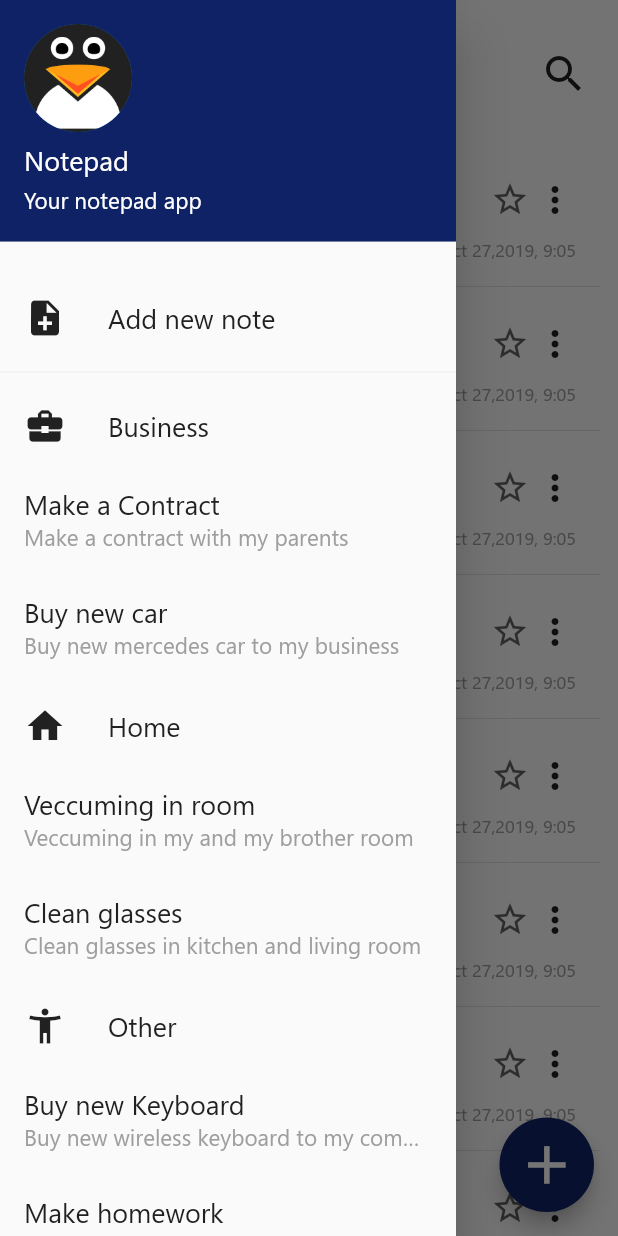
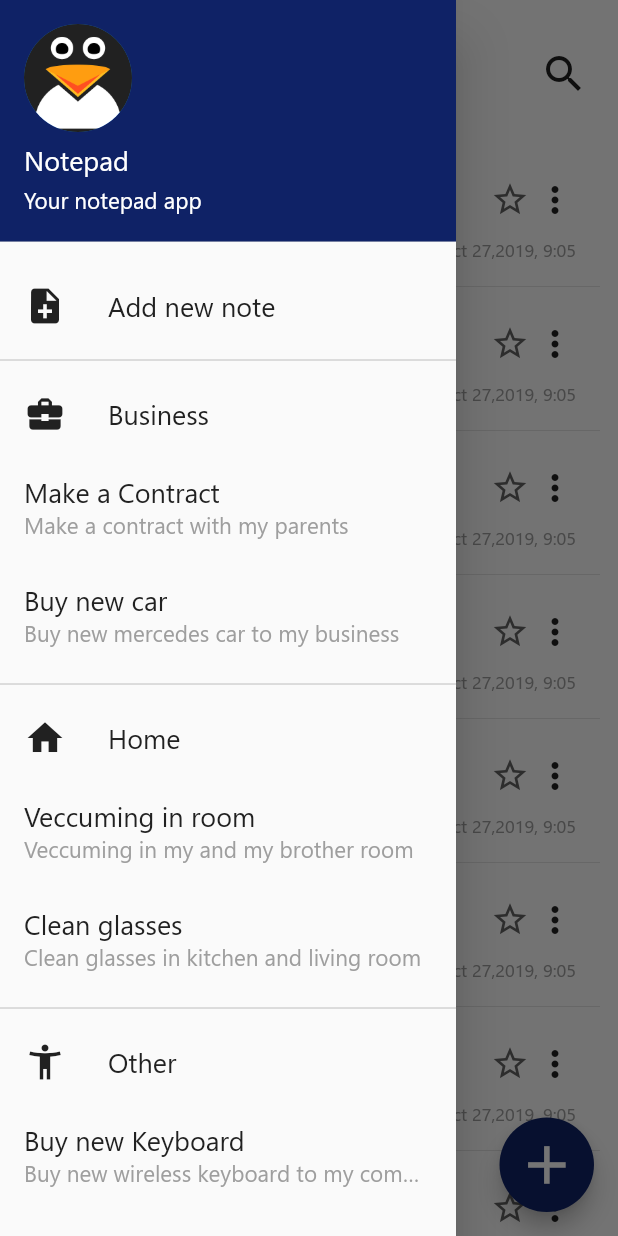
Before and after one commit to gonciuu/Notepad-App-in-Flutter, a Flutter app: the screen it shows after launch, with the side drawer open, on a phone screen of 412 x 824 dp. Run offline on Flutter 3.47's test engine with Material 2 defaults, Android fonts, the phone set to English and light mode, and no system bars; our stand-ins replace outline_material_icons.

Commit message:
end drawer ui details

```diff
--- a/lib/screens/drawer.dart
+++ b/lib/screens/drawer.dart
@@ -27,7 +27,7 @@ class _NotesDrawerState extends State<NotesDrawer> {
                 decoration:
                     BoxDecoration(color: Color.fromARGB(255, 15, 34, 102))),
             SizedBox(
-              height: 15.0,
+              height: 7.0,
             ),
             ListTile(
               title: Text(
@@ -41,7 +41,7 @@ class _NotesDrawerState extends State<NotesDrawer> {
               ),
             ),
             Divider(
-              color: Colors.grey[200],
+              color: Colors.grey[400],
             ),
             ListTile(
               title: Text(
@@ -80,7 +80,9 @@ class _NotesDrawerState extends State<NotesDrawer> {
                 style: TextStyle(fontSize: 15.0, color: Colors.grey[500]),
                 maxLines: 1,
                 overflow: TextOverflow.ellipsis,
-              ),),
+              ),), Divider(
+              color: Colors.grey[400],
+            ),
             ListTile(
               title: Text(
                 "Home",
@@ -118,7 +120,9 @@ class _NotesDrawerState extends State<NotesDrawer> {
                 style: TextStyle(fontSize: 15.0, color: Colors.grey[500]),
                 maxLines: 1,
                 overflow: TextOverflow.ellipsis,
-              ),),
+              ),), Divider(
+              color: Colors.grey[400],
+            ),
             ListTile(
               title: Text(
                 "Other",
```
